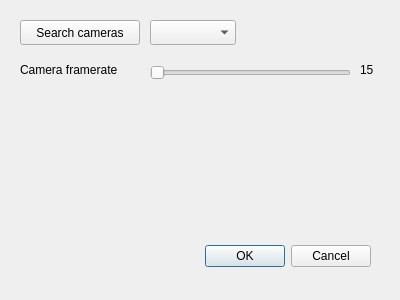
Before: the Qt Designer form camInterface/camerasetupdialog.ui in LucaCerina/videoPPG_cameraInterface, drawn with Qt 5.
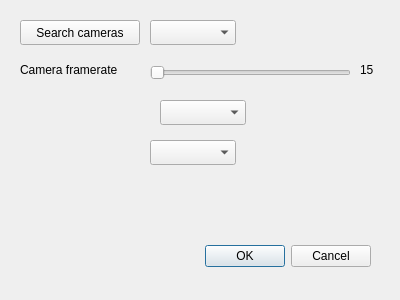
After: the same form once the commit is applied.

```diff
--- a/camInterface/camerasetupdialog.ui
+++ b/camInterface/camerasetupdialog.ui
@@ -103,6 +103,26 @@
     <string>15</string>
    </property>
   </widget>
+  <widget class="QComboBox" name="fpsList">
+   <property name="geometry">
+    <rect>
+     <x>160</x>
+     <y>100</y>
+     <width>86</width>
+     <height>25</height>
+    </rect>
+   </property>
+  </widget>
+  <widget class="QComboBox" name="formatList">
+   <property name="geometry">
+    <rect>
+     <x>150</x>
+     <y>140</y>
+     <width>86</width>
+     <height>25</height>
+    </rect>
+   </property>
+  </widget>
  </widget>
  <resources/>
  <connections>
```
